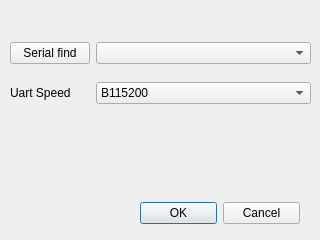
Above: SourceCode/2_uiSource/ScorbotUI_cpp/src/scorbotUi/ui_source/uartChoise.ui from Alfystar/Scorbot-CA before the change. Below: the same form after it.
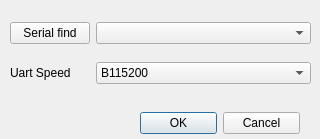
That is the form after the change.

What changed in the file:
```diff
--- a/SourceCode/2_uiSource/ScorbotUI_cpp/src/scorbotUi/ui_source/uartChoise.ui
+++ b/SourceCode/2_uiSource/ScorbotUI_cpp/src/scorbotUi/ui_source/uartChoise.ui
@@ -7,7 +7,7 @@
     <x>0</x>
     <y>0</y>
     <width>320</width>
-    <height>240</height>
+    <height>139</height>
    </rect>
   </property>
   <property name="windowTitle">
@@ -17,7 +17,7 @@
    <property name="geometry">
     <rect>
      <x>140</x>
-     <y>200</y>
+        <y>110</y>
      <width>160</width>
      <height>26</height>
     </rect>
@@ -30,7 +30,7 @@
    <property name="geometry">
     <rect>
      <x>10</x>
-     <y>30</y>
+        <y>10</y>
      <width>301</width>
      <height>86</height>
     </rect>
```
